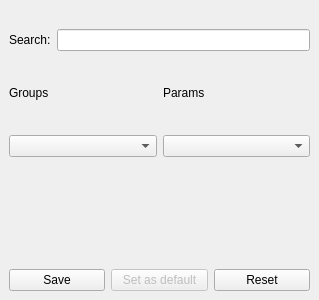
The window that SeaGoatVision/client/qt/uifiles/WinParam.ui (Octets/SeaGoatVision) describes before a commit, drawn with Qt 5.
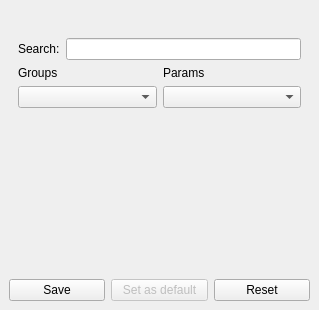
The same window after the commit.

Commit message: Qt: add scrollbar on param qt widget. Restrain size of button, search bar and comment.

Diff of the .ui file:
```diff
--- a/SeaGoatVision/client/qt/uifiles/WinParam.ui
+++ b/SeaGoatVision/client/qt/uifiles/WinParam.ui
@@ -10,13 +10,13 @@
     <x>0</x>
     <y>0</y>
     <width>319</width>
-    <height>300</height>
+    <height>310</height>
    </rect>
   </property>
   <property name="minimumSize">
    <size>
     <width>319</width>
-    <height>268</height>
+    <height>310</height>
    </size>
   </property>
   <property name="features">
@@ -26,44 +26,23 @@
    <string>Param</string>
   </property>
   <widget class="QWidget" name="Filter">
-   <layout class="QVBoxLayout" name="verticalLayout">
-    <item>
-     <widget class="QLabel" name="lbl_param_name">
-      <property name="sizePolicy">
-       <sizepolicy hsizetype="Preferred" vsizetype="Maximum">
-        <horstretch>0</horstretch>
-        <verstretch>0</verstretch>
-       </sizepolicy>
+   <layout class="QGridLayout" name="gridLayout_3">
+    <item row="0" column="0">
+     <widget class="QFrame" name="frame">
+      <property name="maximumSize">
+       <size>
+        <width>16777215</width>
+        <height>150</height>
+       </size>
       </property>
-      <property name="text">
-       <string/>
+      <property name="frameShape">
+       <enum>QFrame::NoFrame</enum>
       </property>
-     </widget>
-    </item>
-    <item>
-     <layout class="QHBoxLayout" name="horizontalLayout">
-      <property name="sizeConstraint">
-       <enum>QLayout::SetDefaultConstraint</enum>
+      <property name="frameShadow">
+       <enum>QFrame::Raised</enum>
       </property>
-      <item>
-       <widget class="QLabel" name="label">
-        <property name="sizePolicy">
-         <sizepolicy hsizetype="Maximum" vsizetype="Maximum">
-          <horstretch>0</horstretch>
-          <verstretch>0</verstretch>
-         </sizepolicy>
-        </property>
-        <property name="text">
-         <string>Search:</string>
-        </property>
-       </widget>
-      </item>
-      <item>
-       <widget class="QLineEdit" name="txt_search"/>
-      </item>
-     </layout>
-    </item>
-    <item>
+      <layout class="QGridLayout" name="gridLayout">
+       <item row="2" column="0">
      <layout class="QHBoxLayout" name="horizontalLayout_2">
       <item>
        <layout class="QVBoxLayout" name="verticalLayout_3">
@@ -108,17 +87,85 @@
       </item>
      </layout>
     </item>
+       <item row="1" column="0">
+        <layout class="QHBoxLayout" name="horizontalLayout">
+         <property name="sizeConstraint">
+          <enum>QLayout::SetDefaultConstraint</enum>
+         </property>
     <item>
+          <widget class="QLabel" name="label">
+           <property name="sizePolicy">
+            <sizepolicy hsizetype="Maximum" vsizetype="Maximum">
+             <horstretch>0</horstretch>
+             <verstretch>0</verstretch>
+            </sizepolicy>
+           </property>
+           <property name="text">
+            <string>Search:</string>
+           </property>
+          </widget>
+         </item>
+         <item>
+          <widget class="QLineEdit" name="txt_search"/>
+         </item>
+        </layout>
+       </item>
+       <item row="0" column="0">
+        <widget class="QLabel" name="lbl_param_name">
+         <property name="sizePolicy">
+          <sizepolicy hsizetype="Preferred" vsizetype="Maximum">
+           <horstretch>0</horstretch>
+           <verstretch>0</verstretch>
+          </sizepolicy>
+         </property>
+         <property name="text">
+          <string/>
+         </property>
+        </widget>
+       </item>
+       <item row="3" column="0">
      <widget class="QLabel" name="lbl_doc">
       <property name="text">
        <string/>
       </property>
      </widget>
     </item>
-    <item>
-     <layout class="QVBoxLayout" name="layout_params"/>
+      </layout>
+     </widget>
     </item>
+    <item row="1" column="0">
+     <widget class="QScrollArea" name="scroll_area">
+      <property name="frameShape">
+       <enum>QFrame::NoFrame</enum>
+      </property>
+      <property name="widgetResizable">
+       <bool>true</bool>
+      </property>
+      <widget class="QWidget" name="test">
+       <property name="geometry">
+        <rect>
+         <x>0</x>
+         <y>0</y>
+         <width>301</width>
+         <height>73</height>
+        </rect>
+       </property>
+       <layout class="QVBoxLayout" name="verticalLayout">
     <item>
+         <layout class="QVBoxLayout" name="layout_params">
+          <property name="spacing">
+           <number>6</number>
+          </property>
+          <property name="sizeConstraint">
+           <enum>QLayout::SetMinimumSize</enum>
+          </property>
+         </layout>
+        </item>
+       </layout>
+      </widget>
+     </widget>
+    </item>
+    <item row="2" column="0">
      <layout class="QHBoxLayout" name="horizontalLayout_3">
       <item>
        <widget class="QPushButton" name="saveButton">
```
Lines whose indentation alone changed are shown as unchanged.
